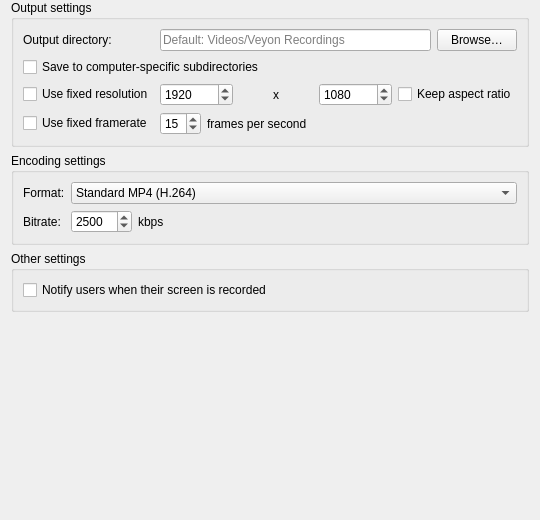
Qt form screen-recorder/ScreenRecorderConfigurationPage.ui (YellowZaki/Veyon-Community-Addons) before a commit.
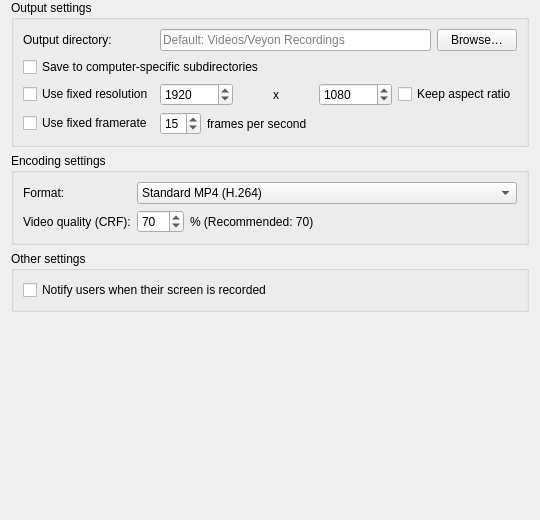
The same form after that commit.

Commit message: Switch to quality-based VBR (CRF), remove manual bitrate, remove AVI format, and set default quality to 70%

Patch:
```diff
--- a/screen-recorder/ScreenRecorderConfigurationPage.ui
+++ b/screen-recorder/ScreenRecorderConfigurationPage.ui
@@ -200,7 +200,7 @@
       <item row="1" column="0">
        <widget class="QLabel" name="label_bitrate">
         <property name="text">
-         <string>Bitrate:</string>
+          <string>Video quality (CRF):</string>
         </property>
        </widget>
       </item>
@@ -209,23 +209,23 @@
         <item>
          <widget class="QSpinBox" name="bitrate">
           <property name="minimum">
-           <number>200</number>
+            <number>1</number>
           </property>
           <property name="maximum">
-           <number>50000</number>
+            <number>100</number>
           </property>
           <property name="singleStep">
            <number>500</number>
           </property>
           <property name="value">
-           <number>2500</number>
+            <number>70</number>
           </property>
          </widget>
         </item>
         <item>
          <widget class="QLabel" name="label_kbps">
           <property name="text">
-           <string>kbps</string>
+            <string>% (Recommended: 70)</string>
           </property>
          </widget>
         </item>
```
Left out of the diff: 17 changed lines with no effect on the pictures. Lines whose indentation alone changed are shown as unchanged. The commit also changes 13 other files.
